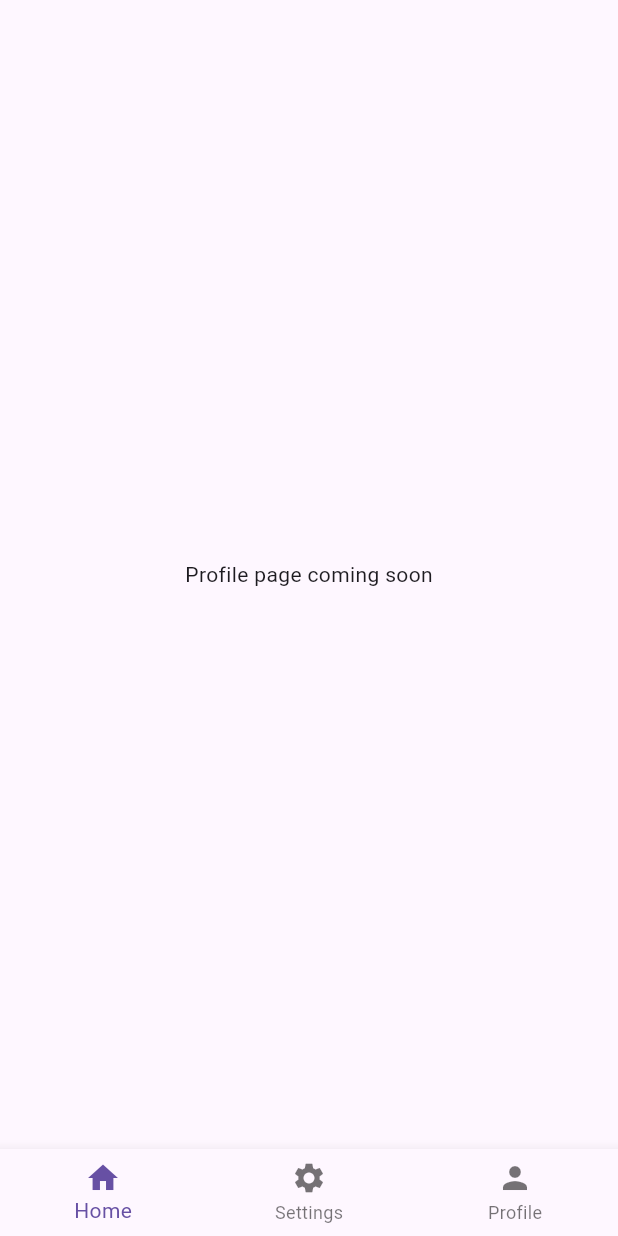
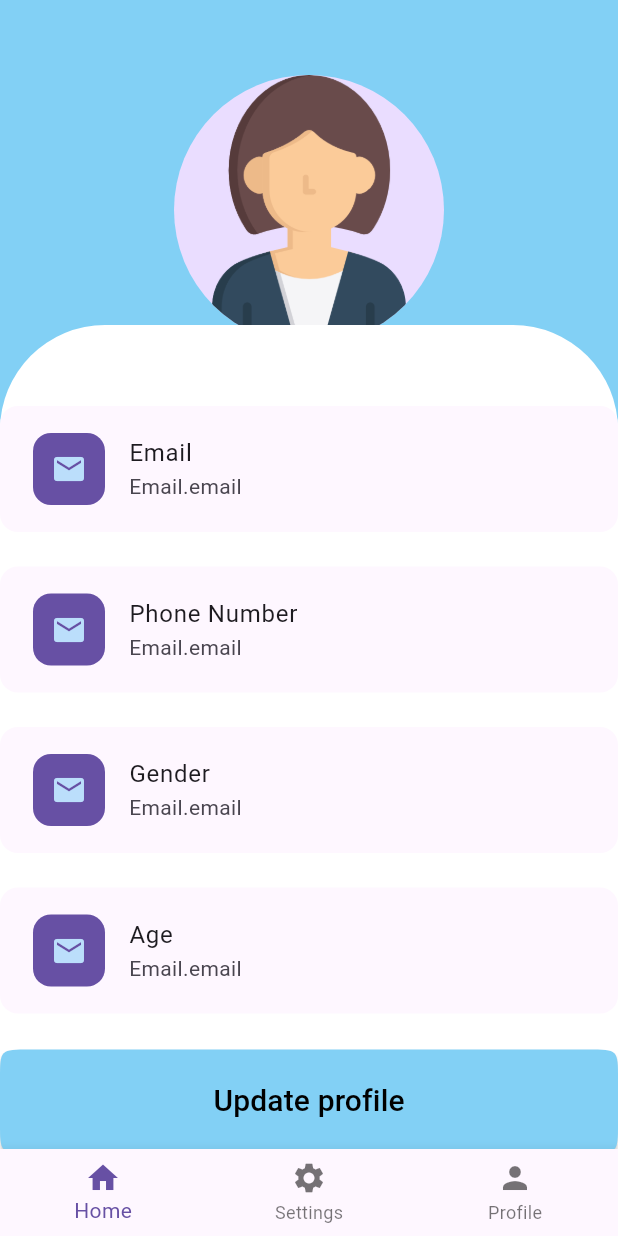
Before and after one commit to jessNzembi/hirehub, a Flutter app: the Home screen opened by its route, item 3 of the bottom bar chosen, on a phone screen of 412 x 824 dp. Run offline on Flutter 3.47's test engine with Material 3 defaults, Android fonts, the light colour scheme and no system bars; our stand-ins replace carousel_slider, flutter_carousel_widget, get.

Commit message:
feat: added profile page

```diff
--- a/lib/main.dart
+++ b/lib/main.dart
@@ -4,7 +4,7 @@ import 'package:hirehub/utils/routes.dart';
 
 void main() {
   runApp(GetMaterialApp(
-    initialRoute: "/",
+    initialRoute: "/profile",
     debugShowCheckedModeBanner: false,
     getPages: Routes.routes,
   ));
--- a/lib/utils/routes.dart
+++ b/lib/utils/routes.dart
@@ -1,6 +1,8 @@
 import 'package:get/get.dart';
 import 'package:hirehub/views/dashboard.dart';
 import 'package:hirehub/views/home.dart';
+import 'package:hirehub/views/profile.dart';
+import 'package:hirehub/views/update_profile.dart';
 import 'package:hirehub/views/welcome.dart';
 import 'package:hirehub/views/login.dart';
 import 'package:hirehub/views/signup.dart';
@@ -12,5 +14,7 @@ class Routes {
     GetPage(name: "/login", page: () => Login()),
     GetPage(name: "/signup", page: () => Signup()),
     GetPage(name: "/dash", page: () => Dashboard()),
+    GetPage(name: "/profile", page: () => Profile()),
+    GetPage(name: "/updateProfile", page: () => UpdateProfile())
   ];
 }
--- a/lib/views/home.dart
+++ b/lib/views/home.dart
@@ -2,12 +2,13 @@ import 'package:flutter/material.dart';
 import 'package:get/get.dart';
 import 'package:hirehub/controllers/homecontroller.dart';
 import 'package:hirehub/views/dashboard.dart';
+import 'package:hirehub/views/profile.dart';
 
 HomeController homeController = Get.put(HomeController());
 var screens = [
   Dashboard(),
   Text("Settings Page coming soon"),
-  Text("Profile page coming soon"),
+  Profile(),
 ];
 
 class Home extends StatelessWidget {
--- /dev/null
+++ b/lib/views/profile.dart
@@ -0,0 +1,133 @@
+import 'package:flutter/cupertino.dart';
+import 'package:flutter/material.dart';
+import 'package:hirehub/widgets/card.dart';
+import 'package:http/http.dart' as http;
+import 'package:hirehub/widgets/custombutton.dart';
+import 'package:get/get.dart';
+
+class Profile extends StatelessWidget {
+  const Profile({super.key});
+
+  @override
+  Widget build(BuildContext context) {
+    Future<void> logout() async {
+      final response =
+          await http.post(Uri.parse('http://127.0.0.1:8000/logout/'));
+
+      if (response.statusCode == 200) {
+        // Logout successful
+        Navigator.of(context).pushReplacementNamed('/login');
+      } else {
+        // Signup failed, handle error
+        ScaffoldMessenger.of(context).showSnackBar(
+          SnackBar(content: Text('Logout failed. Please try again.')),
+        );
+      }
+    }
+
+    return Material(
+      child: Stack(
+        children: [
+          Column(
+            children: [
+              Container(
+                width: MediaQuery.of(context).size.width,
+                height: MediaQuery.of(context).size.height / 2.76,
+                decoration: BoxDecoration(
+                  color: Color.fromARGB(255, 130, 208, 245),
+                ),
+                child: Center(
+                  child: Column(children: [
+                    SizedBox(
+                      height: 50,
+                    ),
+                    CircleAvatar(
+                      backgroundImage: AssetImage(
+                        "assets/images/woman.png",
+                      ),
+                      radius: 90.0,
+                    ),
+                    SizedBox(
+                      height: 5,
+                    ),
+                    Text("Name"),
+                  ]),
+                ),
+              ),
+              SizedBox(
+                height: 0,
+              ),
+              Text("Name"),
+            ],
+          ),
+          Align(
+            alignment: Alignment.bottomCenter,
+            child: Container(
+              width: MediaQuery.of(context).size.width,
+              height: MediaQuery.of(context).size.height / 1.5,
+              decoration: BoxDecoration(
+                color: Color.fromARGB(255, 130, 208, 245),
+              ),
+            ),
+          ),
+          Align(
+            alignment: Alignment.bottomCenter,
+            child: Container(
+              width: MediaQuery.of(context).size.width,
+              height: MediaQuery.of(context).size.height / 1.5,
+              decoration: BoxDecoration(
+                  color: Colors.white,
+                  borderRadius: BorderRadius.only(
+                    topLeft: Radius.circular(70),
+                    topRight: Radius.circular(70),
+                  )),
+              child: Column(
+                children: [
+                  SizedBox(
+                    height: 50,
+                  ),
+                  InfoCard(
+                      title: "Email", content: "Email.email", icon: Icons.mail),
+                  SizedBox(
+                    height: 15,
+                  ),
+                  InfoCard(
+                      title: "Phone Number",
+                      content: "Email.email",
+                      icon: Icons.mail),
+                  SizedBox(
+                    height: 15,
+                  ),
+                  InfoCard(
+                      title: "Gender",
+                      content: "Email.email",
+                      icon: Icons.mail),
+                  SizedBox(
+                    height: 15,
+                  ),
+                  InfoCard(
+                      title: "Age",
+                      content: "Email.email",
+                      icon: Icons.mail),
+                  SizedBox(
+                    height: 20,
+                  ),
+                  CustomButton(
+                    text: "Update profile",
+                    onPressed: () {
+                        Get.toNamed("/updateProfile");
+                      },
+                  ),
+                  SizedBox(
+                    height: 10,
+                  ),
+                  CustomButton(text: "Logout")
+                ],
+              ),
+            ),
+          ),
+        ],
+      ),
+    );
+  }
+}
--- a/lib/views/signup.dart
+++ b/lib/views/signup.dart
@@ -2,8 +2,8 @@ import 'dart:convert';
 import 'package:http/http.dart' as http;
 import 'package:flutter/material.dart';
 import 'package:get/get.dart';
-import 'package:hirehub/views/custombutton.dart';
-import 'package:hirehub/views/customtextformfield.dart';
+import 'package:hirehub/widgets/custombutton.dart';
+import 'package:hirehub/widgets/customtextformfield.dart';
 
 class Signup extends StatelessWidget {
   Signup({super.key});
--- /dev/null
+++ b/lib/widgets/card.dart
@@ -0,0 +1,42 @@
+import 'package:flutter/material.dart';
+
+class InfoCard extends StatelessWidget {
+  const InfoCard({
+    super.key,
+    required this.title,
+    required this.content,
+    required this.icon,
+  });
+  final String title;
+  final String content;
+  final IconData icon;
+
+  @override
+  Widget build(BuildContext context) {
+    return Padding(
+      padding: const EdgeInsets.symmetric(vertical: 4),
+      child: Container(
+        decoration: BoxDecoration(
+          borderRadius: const BorderRadius.all(Radius.circular(12)),
+          color: Theme.of(context).cardColor,
+        ),
+        padding: const EdgeInsets.all(6),
+        child: ListTile(
+          title: Text(title),
+          subtitle: Text(content),
+          leading: Container(
+            decoration: BoxDecoration(
+              borderRadius: const BorderRadius.all(Radius.circular(12)),
+              color: Theme.of(context).primaryColor,
+            ),
+            padding: const EdgeInsets.all(12),
+            child: Icon(
+              icon,
+              color: Theme.of(context).primaryColorLight,
+            ),
+          ),
+        ),
+      ),
+    );
+  }
+}
```
Also changed, not shown: lib/views/dashboard.dart (+4 -4 lines), lib/views/login.dart (+56 -4 lines), lib/views/update_profile.dart (added, +131 -0 lines), lib/widgets/custombutton.dart (renamed from lib/views/custombutton.dart), lib/widgets/customcontainer.dart (renamed from lib/views/customcontainer.dart), lib/widgets/customcontainer2.dart (renamed from lib/views/customcontainer2.dart), lib/widgets/customtext.dart (renamed from lib/views/customtext.dart), lib/widgets/customtextfield.dart (renamed from lib/views/customtextfield.dart), lib/widgets/customtextformfield.dart (renamed from lib/views/customtextformfield.dart).
